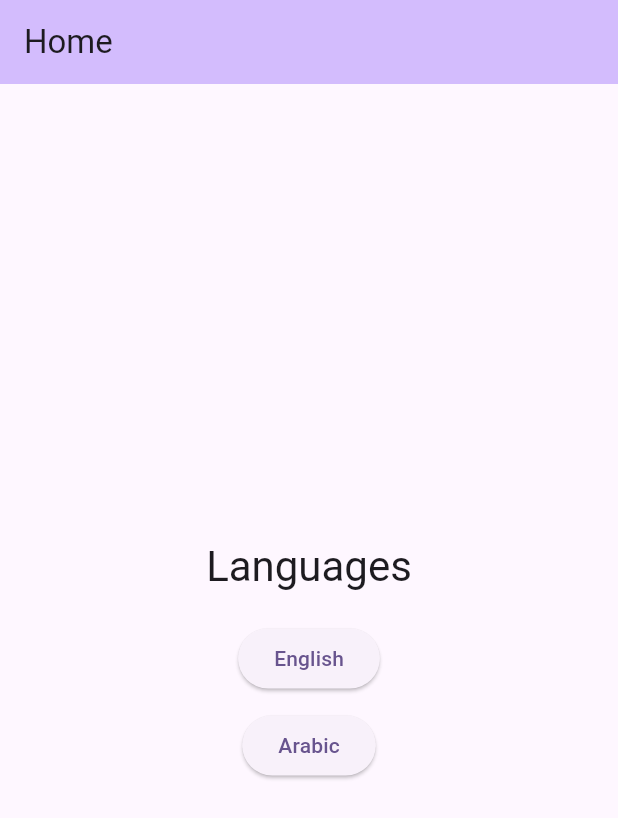
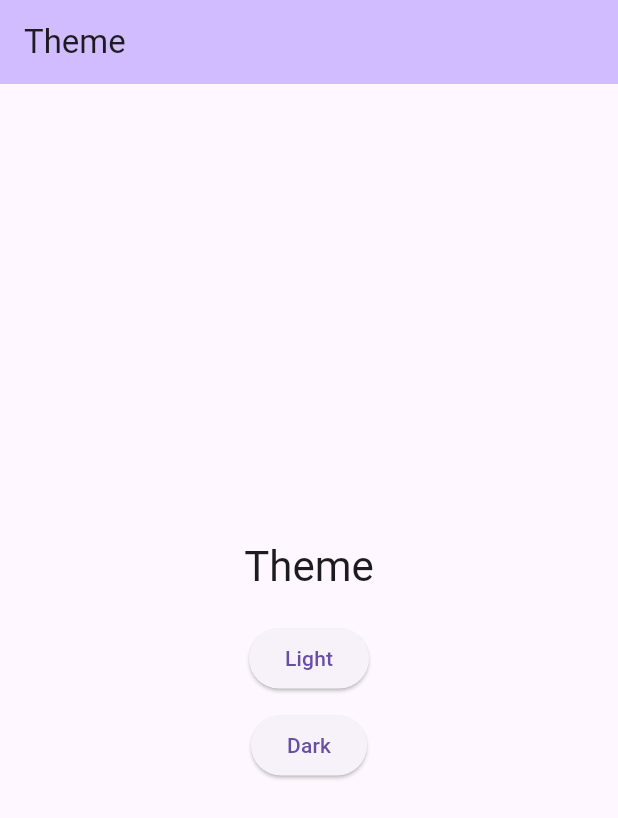
Before and after one commit to amgdHussein/iqra, a Flutter app: the screen it shows after launch, on a phone screen of 412 x 824 dp. Shown: the top 818 px of the screen. Run offline on Flutter 3.47's test engine with Material 3 defaults, Android fonts, the phone set to English and light mode, and no system bars; our stand-ins replace bloc, equatable, flutter_bloc, shared_preferences; generated files the repository leaves out were written again.

Commit message:
Add app themes

```diff
--- a/lib/app.dart
+++ b/lib/app.dart
@@ -3,8 +3,8 @@ import 'package:flutter_bloc/flutter_bloc.dart';
 // Import the generated files
 import 'package:flutter_gen/gen_l10n/app_localizations.dart';
 
-import 'core/blocs/l10n/localization_bloc.dart';
-import 'core/pages/l10n_demo.dart';
+import 'core/blocs/blocs.dart';
+import 'core/pages/theme_demo.dart';
 
 class IqraApp extends StatelessWidget {
   const IqraApp({super.key});
@@ -13,6 +13,8 @@ class IqraApp extends StatelessWidget {
   Widget build(BuildContext context) {
     return BlocBuilder<LocalizationBloc, LocalizationState>(
       builder: (localizationContext, localizationState) {
+        return BlocBuilder<ThemeBloc, ThemeState>(
+          builder: (themeContext, themeState) {
             return MaterialApp(
               title: 'IQRA Network',
               debugShowCheckedModeBanner: false,
@@ -20,11 +22,10 @@ class IqraApp extends StatelessWidget {
               localizationsDelegates: AppLocalizations.localizationsDelegates,
               supportedLocales: AppLocalizations.supportedLocales,
               localeResolutionCallback: (Locale? locale, Iterable<Locale> supportedLocales) => locale,
-          theme: ThemeData(
-            colorScheme: ColorScheme.fromSeed(seedColor: Colors.deepPurple),
-            useMaterial3: true,
-          ),
-          home: L10NDemoPage(),
+              theme: themeState.theme,
+              home: ThemeDemoPage(),
+            );
+          },
         );
       },
     );
--- a/lib/core/blocs/blocs.dart
+++ b/lib/core/blocs/blocs.dart
@@ -1,2 +1,3 @@
 export 'iqra_bloc_observer.dart';
 export 'l10n/localization_bloc.dart';
+export 'theme/theme_bloc.dart';
--- /dev/null
+++ b/lib/core/blocs/theme/theme_bloc.dart
@@ -0,0 +1,20 @@
+import 'package:bloc/bloc.dart';
+import 'package:equatable/equatable.dart';
+import 'package:flutter/material.dart';
+
+import '../../enums/theme_mode.dart';
+import '../../themes/theme_manager.dart';
+
+part 'theme_event.dart';
+part 'theme_state.dart';
+
+class ThemeBloc extends Bloc<ThemeEvent, ThemeState> {
+  final ThemeData theme;
+
+  ThemeBloc(this.theme) : super(ThemeState(theme: theme)) {
+    on<ThemeChanged>((event, emit) async {
+      await ThemeManager.setTheme(event.mode);
+      emit(ThemeState.change(mode: event.mode));
+    });
+  }
+}
--- /dev/null
+++ b/lib/core/blocs/theme/theme_event.dart
@@ -0,0 +1,19 @@
+part of 'theme_bloc.dart';
+
+abstract class ThemeEvent extends Equatable {
+  const ThemeEvent();
+
+  @override
+  List<Object> get props => [];
+}
+
+class ThemeChanged extends ThemeEvent {
+  final Mode mode;
+  const ThemeChanged({required this.mode});
+
+  @override
+  String toString() => 'ThemeChanged(mode: $mode)';
+
+  @override
+  List<Object> get props => [mode];
+}
--- /dev/null
+++ b/lib/core/blocs/theme/theme_state.dart
@@ -0,0 +1,16 @@
+part of 'theme_bloc.dart';
+
+class ThemeState extends Equatable {
+  final ThemeData theme;
+  const ThemeState({required this.theme});
+
+  factory ThemeState.change({required Mode mode}) {
+    return ThemeState(theme: ThemeManager.getTheme(mode));
+  }
+
+  @override
+  String toString() => 'ThemeState(mode: $theme)';
+
+  @override
+  List<Object> get props => [theme];
+}
--- a/lib/core/enums/enums.dart
+++ b/lib/core/enums/enums.dart
@@ -1 +1,2 @@
 export 'languages.dart';
+export 'theme_mode.dart';
--- /dev/null
+++ b/lib/core/enums/theme_mode.dart
@@ -0,0 +1,4 @@
+enum Mode {
+  light,
+  dark,
+}
--- /dev/null
+++ b/lib/core/pages/theme_demo.dart
@@ -0,0 +1,52 @@
+import 'package:flutter/material.dart';
+import 'package:flutter_bloc/flutter_bloc.dart';
+import 'package:flutter_gen/gen_l10n/app_localizations.dart';
+
+import '../blocs/theme/theme_bloc.dart';
+import '../enums/theme_mode.dart';
+
+class ThemeDemoPage extends StatefulWidget {
+  const ThemeDemoPage({super.key});
+
+  @override
+  State<ThemeDemoPage> createState() => _ThemeDemoPageState();
+}
+
+class _ThemeDemoPageState extends State<ThemeDemoPage> {
+  @override
+  Widget build(BuildContext context) {
+    final themeBloc = BlocProvider.of<ThemeBloc>(context);
+
+    return Scaffold(
+      appBar: AppBar(
+        title: Text(AppLocalizations.of(context)!.settingsThemeTitle),
+        backgroundColor: Theme.of(context).colorScheme.inversePrimary,
+      ),
+      body: Center(
+        child: Column(
+          mainAxisAlignment: MainAxisAlignment.center,
+          children: <Widget>[
+            Text(
+              AppLocalizations.of(context)!.settingsThemeTitle,
+              style: Theme.of(context).textTheme.headlineMedium,
+            ),
+            const SizedBox(height: 20),
+            ElevatedButton(
+              onPressed: () {
+                themeBloc.add(ThemeChanged(mode: Mode.light));
+              },
+              child: Text(AppLocalizations.of(context)!.settingsThemeLightTitle),
+            ),
+            const SizedBox(height: 10),
+            ElevatedButton(
+              onPressed: () {
+                themeBloc.add(ThemeChanged(mode: Mode.dark));
+              },
+              child: Text(AppLocalizations.of(context)!.settingsThemeDarkTitle),
+            ),
+          ],
+        ),
+      ),
+    );
+  }
+}
--- /dev/null
+++ b/lib/core/themes/dark_theme.dart
@@ -0,0 +1,5 @@
+import 'package:flutter/material.dart';
+
+final ThemeData darkTheme = ThemeData(
+  brightness: Brightness.dark,
+);
--- /dev/null
+++ b/lib/core/themes/light_theme.dart
@@ -0,0 +1,5 @@
+import 'package:flutter/material.dart';
+
+final ThemeData lightTheme = ThemeData(
+  brightness: Brightness.light,
+);
--- /dev/null
+++ b/lib/core/themes/theme.dart
@@ -0,0 +1,3 @@
+export 'dark_theme.dart';
+export 'light_theme.dart';
+export 'theme_manager.dart';
--- /dev/null
+++ b/lib/core/themes/theme_manager.dart
@@ -0,0 +1,26 @@
+import 'package:flutter/material.dart';
+import 'package:shared_preferences/shared_preferences.dart';
+
+import '../enums/theme_mode.dart';
+import 'dark_theme.dart';
+import 'light_theme.dart';
+
+class ThemeManager {
+  static Future<ThemeData> loadTheme() async {
+    SharedPreferences preferences = await SharedPreferences.getInstance();
+    int themeCode = preferences.getInt('theme') ?? 0;
+    return _ModeMap[Mode.values.elementAt(themeCode)]!;
+  }
+
+  static ThemeData getTheme(Mode mode) => _ModeMap[mode]!;
+
+  static Future<void> setTheme(Mode mode) async {
+    SharedPreferences preferences = await SharedPreferences.getInstance();
+    preferences.setInt('theme', Mode.values.indexOf(mode));
+  }
+
+  static final Map<Mode, ThemeData> _ModeMap = {
+    Mode.light: lightTheme,
+    Mode.dark: darkTheme,
+  };
+}
--- a/lib/main.dart
+++ b/lib/main.dart
@@ -4,12 +4,16 @@ import 'package:flutter_bloc/flutter_bloc.dart';
 import 'app.dart';
 import 'core/blocs/blocs.dart';
 import 'core/l10n/localization_manager.dart';
+import 'core/themes/theme_manager.dart';
 
 void main() async {
   WidgetsFlutterBinding.ensureInitialized();
 
-  // Load the localization
+  // Load the initial localization
   Locale appLocale = await LanguageManager.loadLocalization();
+
+  // Load the initial theme
+  ThemeData appTheme = await ThemeManager.loadTheme();
 
   // Set the BlocObserver
   Bloc.observer = IqraBlocObserver();
@@ -21,6 +25,9 @@ void main() async {
         BlocProvider<LocalizationBloc>(
           create: (BuildContext context) => LocalizationBloc(appLocale),
         ),
+        BlocProvider<ThemeBloc>(
+          create: (BuildContext context) => ThemeBloc(appTheme),
+        ),
       ],
       child: const IqraApp(),
     ),
```
Lines whose indentation alone changed are shown as unchanged.
